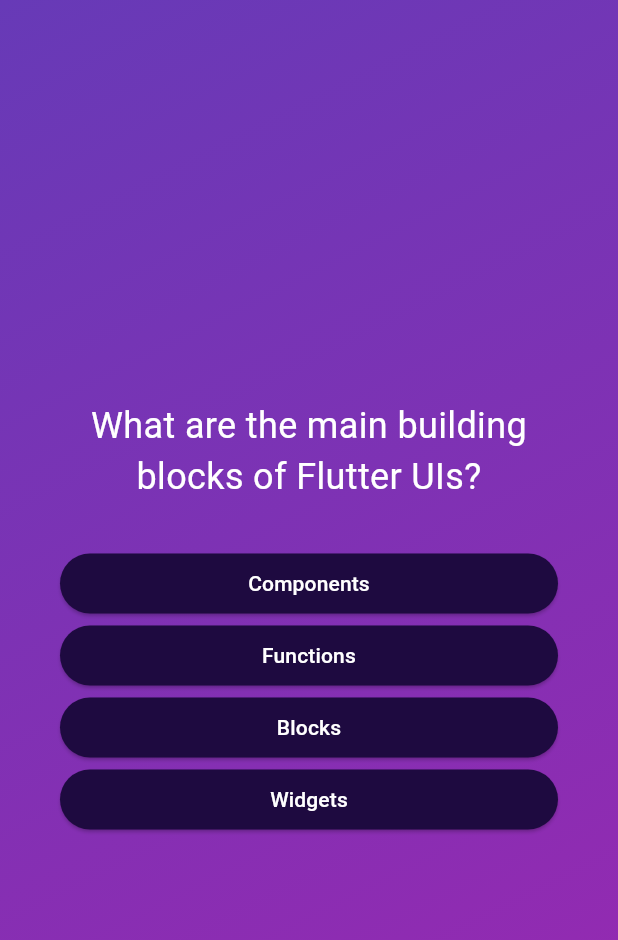
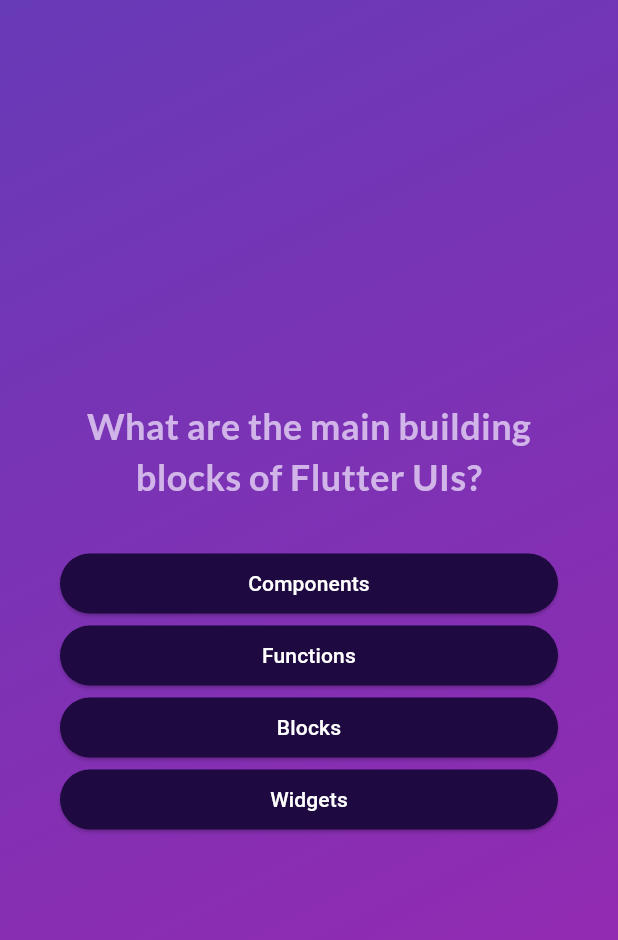
Before and after one commit to MoldyHacker/adv_basics, a Flutter app: the screen it shows after launch, after a tap on "Start Quiz", on a phone screen of 412 x 824 dp. Shown: the top 940 px of the screen. Run offline on Flutter 3.47's test engine with Material 3 defaults, Android fonts, the phone set to English and light mode, and no system bars; our stand-ins replace google_fonts.

Commit message:
Add Google Fonts to questions and start screens

```diff
--- a/lib/questions_screen.dart
+++ b/lib/questions_screen.dart
@@ -1,4 +1,5 @@
 import 'package:flutter/material.dart';
+import 'package:google_fonts/google_fonts.dart';
 import 'package:adv_basics/answer_button.dart';
 import 'package:adv_basics/data/questions.dart';
 
@@ -32,9 +33,10 @@ class _QuestionsScreenState extends State<QuestionsScreen> {
           children: [
             Text(
               currentQuestion.text,
-              style: const TextStyle(
+              style: GoogleFonts.lato(
+                color: const Color.fromARGB(255, 209, 181, 233),
                 fontSize: 24,
-                color: Colors.white,
+                fontWeight: FontWeight.bold,
               ),
               textAlign: TextAlign.center,
             ),
--- a/lib/start_screen.dart
+++ b/lib/start_screen.dart
@@ -1,4 +1,5 @@
 import 'package:flutter/material.dart';
+import 'package:google_fonts/google_fonts.dart';
 
 class StartScreen extends StatelessWidget {
   const StartScreen(this.startQuiz, {super.key});
@@ -17,11 +18,11 @@ class StartScreen extends StatelessWidget {
             color: const Color.fromARGB(150, 255, 255, 255),
             ),
           const SizedBox(height: 80),
-          const Text(
+          Text(
             'Learn Flutter the fun way!',
-            style: TextStyle(
+            style: GoogleFonts.lato(
+              color: const Color.fromARGB(255, 255, 255, 255),
               fontSize: 24,
-              color: Color.fromARGB(255, 230, 203, 244),
             ),
           ),
           const SizedBox(height: 30),
```
